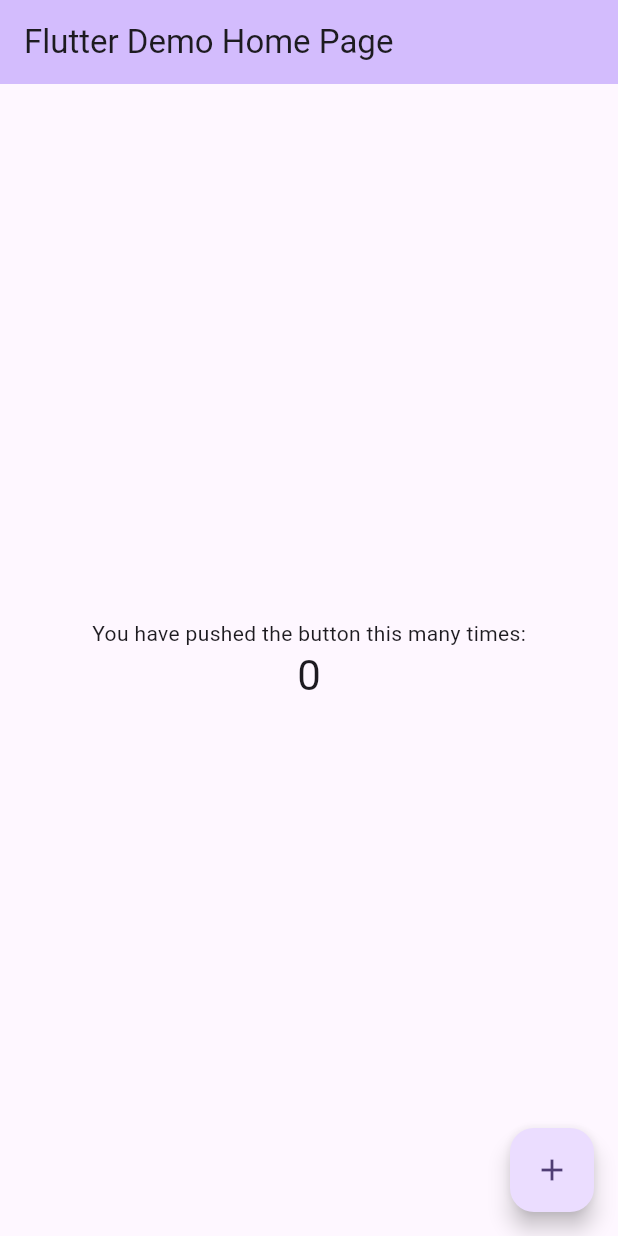
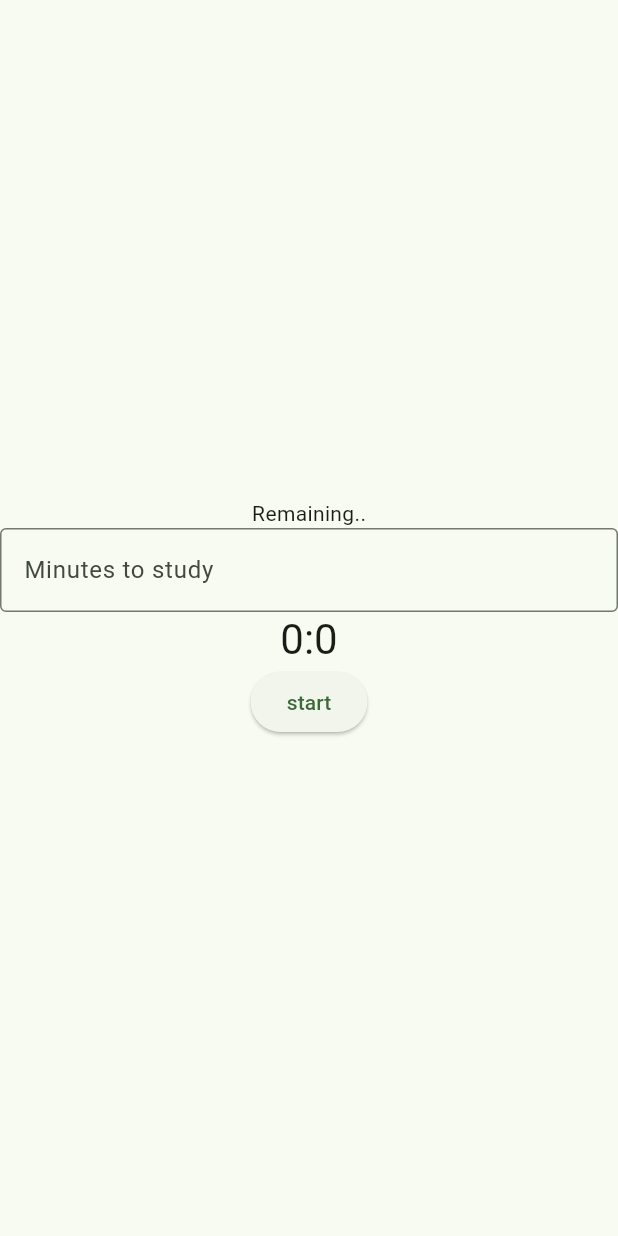
Before and after one commit to bbaransahin/hourglass, a Flutter app: the screen it shows after launch, on a phone screen of 412 x 824 dp. Run offline on Flutter 3.47's test engine with Material 2 defaults, Android fonts, the phone set to English and light mode, and no system bars.

```diff
--- a/hourglass/lib/main.dart
+++ b/hourglass/lib/main.dart
@@ -13,22 +13,7 @@ class MyApp extends StatelessWidget {
     return MaterialApp(
       title: 'Flutter Demo',
       theme: ThemeData(
-        // This is the theme of your application.
-        //
-        // TRY THIS: Try running your application with "flutter run". You'll see
-        // the application has a blue toolbar. Then, without quitting the app,
-        // try changing the seedColor in the colorScheme below to Colors.green
-        // and then invoke "hot reload" (save your changes or press the "hot
-        // reload" button in a Flutter-supported IDE, or press "r" if you used
-        // the command line to start the app).
-        //
-        // Notice that the counter didn't reset back to zero; the application
-        // state is not lost during the reload. To reset the state, use hot
-        // restart instead.
-        //
-        // This works for code too, not just values: Most code changes can be
-        // tested with just a hot reload.
-        colorScheme: ColorScheme.fromSeed(seedColor: Colors.deepPurple),
+        colorScheme: ColorScheme.fromSeed(seedColor: Colors.green),
         useMaterial3: true,
       ),
       home: const MyHomePage(title: 'Flutter Demo Home Page'),
@@ -39,15 +24,6 @@ class MyApp extends StatelessWidget {
 class MyHomePage extends StatefulWidget {
   const MyHomePage({super.key, required this.title});
 
-  // This widget is the home page of your application. It is stateful, meaning
-  // that it has a State object (defined below) that contains fields that affect
-  // how it looks.
-
-  // This class is the configuration for the state. It holds the values (in this
-  // case the title) provided by the parent (in this case the App widget) and
-  // used by the build method of the State. Fields in a Widget subclass are
-  // always marked "final".
-
   final String title;
 
   @override
@@ -55,71 +31,50 @@ class MyHomePage extends StatefulWidget {
 }
 
 class _MyHomePageState extends State<MyHomePage> {
-  int _counter = 0;
+  int _hours = 0;
+  int _minutes = 0;
+  final minutesController = TextEditingController();
 
-  void _incrementCounter() {
+  void dispose() {
+    minutesController.dispose();
+    super.dispose();
+  }
+
+  void _startTimer() {
     setState(() {
-      // This call to setState tells the Flutter framework that something has
-      // changed in this State, which causes it to rerun the build method below
-      // so that the display can reflect the updated values. If we changed
-      // _counter without calling setState(), then the build method would not be
-      // called again, and so nothing would appear to happen.
-      _counter++;
+        _hours = int.parse(minutesController.text)~/60;
+        _minutes = int.parse(minutesController.text)%60;
     });
   }
 
   @override
   Widget build(BuildContext context) {
-    // This method is rerun every time setState is called, for instance as done
-    // by the _incrementCounter method above.
-    //
-    // The Flutter framework has been optimized to make rerunning build methods
-    // fast, so that you can just rebuild anything that needs updating rather
-    // than having to individually change instances of widgets.
     return Scaffold(
-      appBar: AppBar(
-        // TRY THIS: Try changing the color here to a specific color (to
-        // Colors.amber, perhaps?) and trigger a hot reload to see the AppBar
-        // change color while the other colors stay the same.
-        backgroundColor: Theme.of(context).colorScheme.inversePrimary,
-        // Here we take the value from the MyHomePage object that was created by
-        // the App.build method, and use it to set our appbar title.
-        title: Text(widget.title),
-      ),
       body: Center(
-        // Center is a layout widget. It takes a single child and positions it
-        // in the middle of the parent.
         child: Column(
-          // Column is also a layout widget. It takes a list of children and
-          // arranges them vertically. By default, it sizes itself to fit its
-          // children horizontally, and tries to be as tall as its parent.
-          //
-          // Column has various properties to control how it sizes itself and
-          // how it positions its children. Here we use mainAxisAlignment to
-          // center the children vertically; the main axis here is the vertical
-          // axis because Columns are vertical (the cross axis would be
-          // horizontal).
-          //
-          // TRY THIS: Invoke "debug painting" (choose the "Toggle Debug Paint"
-          // action in the IDE, or press "p" in the console), to see the
-          // wireframe for each widget.
           mainAxisAlignment: MainAxisAlignment.center,
           children: <Widget>[
             const Text(
-              'You have pushed the button this many times:',
+              'Remaining..',
+            ),
+            TextField(
+              controller: minutesController,
+              decoration: InputDecoration(
+                border: OutlineInputBorder(),
+                hintText: 'Minutes to study',
+              ),
             ),
             Text(
-              '$_counter',
+              '$_hours:$_minutes',
               style: Theme.of(context).textTheme.headlineMedium,
+            ),
+            ElevatedButton(
+                onPressed: _startTimer,
+                child: Text('start'),
             ),
           ],
         ),
       ),
-      floatingActionButton: FloatingActionButton(
-        onPressed: _incrementCounter,
-        tooltip: 'Increment',
-        child: const Icon(Icons.add),
-      ), // This trailing comma makes auto-formatting nicer for build methods.
     );
   }
 }
```
